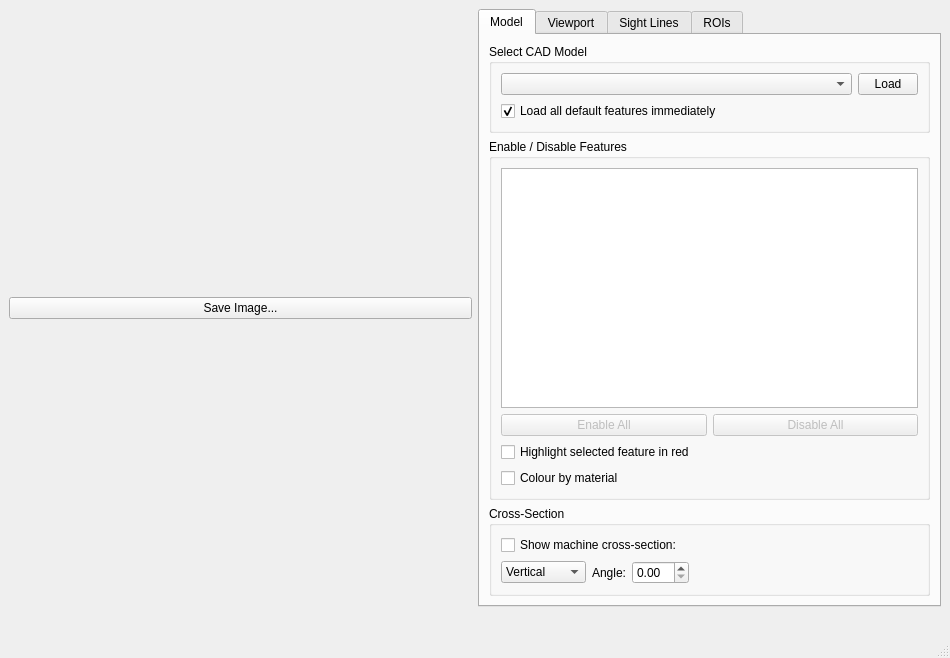
This is calcam/ui/cad_viewer.ui in euratom-software/calcam as Qt 5 draws it before an edit. The edited form follows.
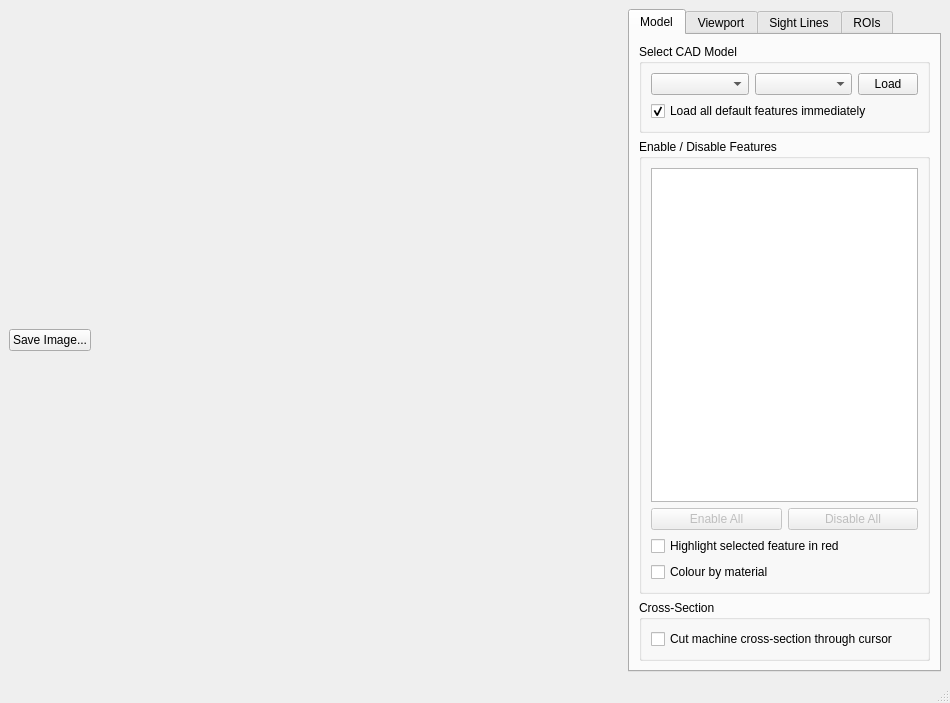
This is the edited form.

Commit message: Add ability to cut CAD model cross-section in 3D viewer.

```diff
--- a/calcam/ui/cad_viewer.ui
+++ b/calcam/ui/cad_viewer.ui
@@ -7,7 +7,7 @@
     <x>0</x>
     <y>0</y>
     <width>950</width>
-    <height>658</height>
+    <height>703</height>
    </rect>
   </property>
   <property name="sizePolicy">
@@ -21,7 +21,7 @@
   </property>
   <widget class="QWidget" name="centralwidget">
    <layout class="QGridLayout" name="gridLayout">
-    <item row="0" column="1">
+    <item row="0" column="2">
      <widget class="QTabWidget" name="tabWidget">
       <property name="sizePolicy">
        <sizepolicy hsizetype="Minimum" vsizetype="Expanding">
@@ -45,6 +45,12 @@
        <bool>false</bool>
       </property>
       <widget class="QWidget" name="model_tab">
+       <property name="sizePolicy">
+        <sizepolicy hsizetype="Minimum" vsizetype="Maximum">
+         <horstretch>0</horstretch>
+         <verstretch>0</verstretch>
+        </sizepolicy>
+       </property>
        <attribute name="title">
         <string>Model</string>
        </attribute>
@@ -52,7 +58,7 @@
         <item>
          <widget class="QGroupBox" name="cad_section">
           <property name="sizePolicy">
-           <sizepolicy hsizetype="Preferred" vsizetype="Fixed">
+           <sizepolicy hsizetype="Minimum" vsizetype="Minimum">
             <horstretch>0</horstretch>
             <verstretch>0</verstretch>
            </sizepolicy>
@@ -61,6 +67,19 @@
            <string>Select CAD Model</string>
           </property>
           <layout class="QGridLayout" name="gridLayout_2">
+           <item row="0" column="2">
+            <widget class="QPushButton" name="load_model_button">
+             <property name="maximumSize">
+              <size>
+               <width>60</width>
+               <height>16777215</height>
+              </size>
+             </property>
+             <property name="text">
+              <string>Load</string>
+             </property>
+            </widget>
+           </item>
            <item row="0" column="0">
             <widget class="QComboBox" name="model_name">
              <property name="sizePolicy">
@@ -78,19 +97,16 @@
             </widget>
            </item>
            <item row="0" column="1">
-            <widget class="QPushButton" name="load_model_button">
-             <property name="maximumSize">
-              <size>
-               <width>60</width>
-               <height>16777215</height>
-              </size>
-             </property>
-             <property name="text">
-              <string>Load</string>
+            <widget class="QComboBox" name="model_variant">
+             <property name="sizePolicy">
+              <sizepolicy hsizetype="Minimum" vsizetype="Fixed">
+               <horstretch>0</horstretch>
+               <verstretch>0</verstretch>
+              </sizepolicy>
              </property>
             </widget>
            </item>
-           <item row="1" column="0">
+           <item row="1" column="0" colspan="3">
             <widget class="QCheckBox" name="cad_auto_load">
              <property name="text">
               <string>Load all default features immediately</string>
@@ -109,33 +125,6 @@
            <string>Enable / Disable Features</string>
           </property>
           <layout class="QGridLayout" name="gridLayout_4">
-           <item row="4" column="0" colspan="2">
-            <widget class="QCheckBox" name="colour_by_material">
-             <property name="text">
-              <string>Colour by material</string>
-             </property>
-            </widget>
-           </item>
-           <item row="2" column="1">
-            <widget class="QPushButton" name="disable_all_button">
-             <property name="enabled">
-              <bool>false</bool>
-             </property>
-             <property name="text">
-              <string>Disable All</string>
-             </property>
-            </widget>
-           </item>
-           <item row="2" column="0">
-            <widget class="QPushButton" name="enable_all_button">
-             <property name="enabled">
-              <bool>false</bool>
-             </property>
-             <property name="text">
-              <string>Enable All</string>
-             </property>
-            </widget>
-           </item>
            <item row="1" column="0" colspan="2">
             <widget class="QTreeWidget" name="feature_tree">
              <property name="selectionMode">
@@ -158,6 +147,33 @@
              </property>
             </widget>
            </item>
+           <item row="2" column="0">
+            <widget class="QPushButton" name="enable_all_button">
+             <property name="enabled">
+              <bool>false</bool>
+             </property>
+             <property name="text">
+              <string>Enable All</string>
+             </property>
+            </widget>
+           </item>
+           <item row="2" column="1">
+            <widget class="QPushButton" name="disable_all_button">
+             <property name="enabled">
+              <bool>false</bool>
+             </property>
+             <property name="text">
+              <string>Disable All</string>
+             </property>
+            </widget>
+           </item>
+           <item row="4" column="0" colspan="2">
+            <widget class="QCheckBox" name="colour_by_material">
+             <property name="text">
+              <string>Colour by material</string>
+             </property>
+            </widget>
+           </item>
           </layout>
          </widget>
         </item>
@@ -167,47 +183,10 @@
            <string>Cross-Section</string>
           </property>
           <layout class="QGridLayout" name="gridLayout_5">
-           <item row="2" column="1">
-            <widget class="QLabel" name="label_6">
+           <item row="0" column="1">
+            <widget class="QCheckBox" name="xsection_checkbox">
              <property name="text">
-              <string>Angle:</string>
-             </property>
-            </widget>
-           </item>
-           <item row="2" column="0">
-            <widget class="QComboBox" name="comboBox">
-             <item>
-              <property name="text">
-               <string>Vertical</string>
-              </property>
-             </item>
-             <item>
-              <property name="text">
-               <string>Horizontal</string>
-              </property>
-             </item>
-            </widget>
-           </item>
-           <item row="2" column="2">
-            <widget class="QDoubleSpinBox" name="doubleSpinBox"/>
-           </item>
-           <item row="2" column="3">
-            <spacer name="horizontalSpacer_2">
-             <property name="orientation">
-              <enum>Qt::Horizontal</enum>
-             </property>
-             <property name="sizeHint" stdset="0">
-              <size>
-               <width>40</width>
-               <height>20</height>
-              </size>
-             </property>
-            </spacer>
-           </item>
-           <item row="1" column="0" colspan="4">
-            <widget class="QCheckBox" name="checkBox">
-             <property name="text">
-              <string>Show machine cross-section:</string>
+              <string>Cut machine cross-section through cursor</string>
              </property>
             </widget>
            </item>
@@ -652,18 +631,42 @@
       </widget>
      </widget>
     </item>
-    <item row="1" column="1">
-     <widget class="QLabel" name="cadview_header">
-      <property name="text">
-       <string/>
-      </property>
-     </widget>
-    </item>
     <item row="0" column="0">
-     <widget class="QPushButton" name="pushButton">
-      <property name="text">
-       <string>Save Image...</string>
+     <widget class="QFrame" name="vtk_frame">
+      <property name="frameShape">
+       <enum>QFrame::NoFrame</enum>
       </property>
+      <property name="frameShadow">
+       <enum>QFrame::Plain</enum>
+      </property>
+      <layout class="QGridLayout" name="gridLayout_6">
+       <property name="margin">
+        <number>0</number>
+       </property>
+       <property name="spacing">
+        <number>0</number>
+       </property>
+       <item row="1" column="0">
+        <widget class="QPushButton" name="save_image_button">
+         <property name="text">
+          <string>Save Image...</string>
+         </property>
+        </widget>
+       </item>
+       <item row="1" column="1">
+        <spacer name="horizontalSpacer_3">
+         <property name="orientation">
+          <enum>Qt::Horizontal</enum>
+         </property>
+         <property name="sizeHint" stdset="0">
+          <size>
+           <width>40</width>
+           <height>20</height>
+          </size>
+         </property>
+        </spacer>
+       </item>
+      </layout>
      </widget>
     </item>
    </layout>
```
The commit also changes 2 other files.
